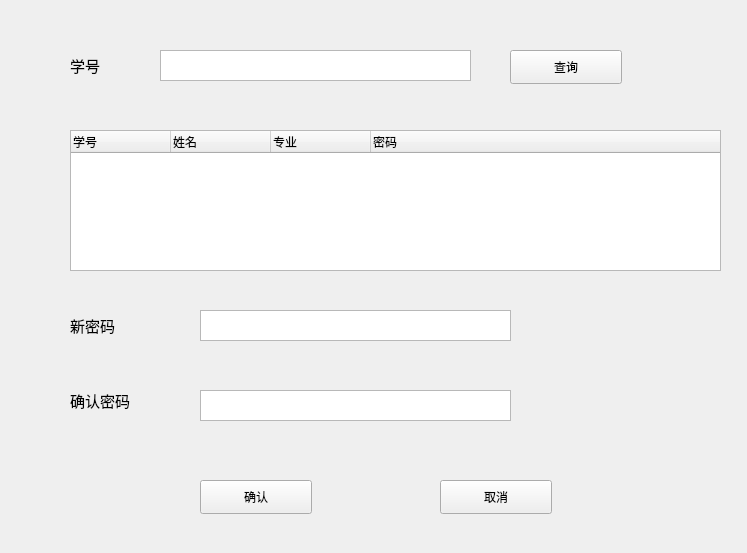
This is Library/Library/ChangePassword.ui in belowthetree/LibrarySystem as Qt 5 draws it before an edit. The edited form follows.
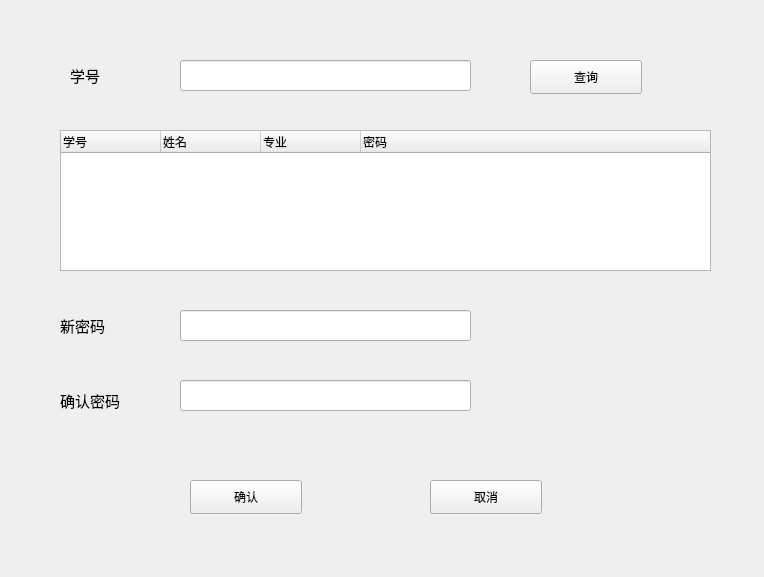
This is the edited form.

```diff
--- a/Library/Library/ChangePassword.ui
+++ b/Library/Library/ChangePassword.ui
@@ -6,18 +6,67 @@
    <rect>
     <x>0</x>
     <y>0</y>
-    <width>747</width>
-    <height>553</height>
+    <width>764</width>
+    <height>577</height>
    </rect>
   </property>
   <property name="windowTitle">
    <string>ChangePassword</string>
   </property>
+  <widget class="QLabel" name="label_2">
+   <property name="geometry">
+    <rect>
+     <x>60</x>
+     <y>310</y>
+     <width>81</width>
+     <height>31</height>
+    </rect>
+   </property>
+   <property name="font">
+    <font>
+     <pointsize>11</pointsize>
+    </font>
+   </property>
+   <property name="text">
+    <string>新密码</string>
+   </property>
+  </widget>
+  <widget class="QLabel" name="label_3">
+   <property name="geometry">
+    <rect>
+     <x>60</x>
+     <y>380</y>
+     <width>101</width>
+     <height>41</height>
+    </rect>
+   </property>
+   <property name="font">
+    <font>
+     <pointsize>11</pointsize>
+    </font>
+   </property>
+   <property name="text">
+    <string>确认密码</string>
+   </property>
+  </widget>
+  <widget class="QPushButton" name="pushButton_3">
+   <property name="geometry">
+    <rect>
+     <x>430</x>
+     <y>480</y>
+     <width>112</width>
+     <height>34</height>
+    </rect>
+   </property>
+   <property name="text">
+    <string>取消</string>
+   </property>
+  </widget>
   <widget class="QLabel" name="label">
    <property name="geometry">
     <rect>
      <x>70</x>
-     <y>50</y>
+     <y>60</y>
      <width>61</width>
      <height>31</height>
     </rect>
@@ -31,21 +80,11 @@
     <string>学号</string>
    </property>
   </widget>
-  <widget class="QTextEdit" name="textEdit">
-   <property name="geometry">
-    <rect>
-     <x>160</x>
-     <y>50</y>
-     <width>311</width>
-     <height>31</height>
-    </rect>
-   </property>
-  </widget>
   <widget class="QPushButton" name="pushButton">
    <property name="geometry">
     <rect>
-     <x>510</x>
-     <y>50</y>
+     <x>530</x>
+     <y>60</y>
      <width>112</width>
      <height>34</height>
     </rect>
@@ -57,7 +96,7 @@
   <widget class="QTreeWidget" name="treeWidget">
    <property name="geometry">
     <rect>
-     <x>70</x>
+     <x>60</x>
      <y>130</y>
      <width>651</width>
      <height>141</height>
@@ -84,66 +123,10 @@
     </property>
    </column>
   </widget>
-  <widget class="QLabel" name="label_2">
-   <property name="geometry">
-    <rect>
-     <x>70</x>
-     <y>310</y>
-     <width>81</width>
-     <height>31</height>
-    </rect>
-   </property>
-   <property name="font">
-    <font>
-     <pointsize>11</pointsize>
-    </font>
-   </property>
-   <property name="text">
-    <string>新密码</string>
-   </property>
-  </widget>
-  <widget class="QLabel" name="label_3">
-   <property name="geometry">
-    <rect>
-     <x>70</x>
-     <y>380</y>
-     <width>101</width>
-     <height>41</height>
-    </rect>
-   </property>
-   <property name="font">
-    <font>
-     <pointsize>11</pointsize>
-    </font>
-   </property>
-   <property name="text">
-    <string>确认密码</string>
-   </property>
-  </widget>
-  <widget class="QTextEdit" name="textEdit_2">
-   <property name="geometry">
-    <rect>
-     <x>200</x>
-     <y>310</y>
-     <width>311</width>
-     <height>31</height>
-    </rect>
-   </property>
-  </widget>
-  <widget class="QTextEdit" name="textEdit_3">
-   <property name="geometry">
-    <rect>
-     <x>200</x>
-     <y>390</y>
-     <width>311</width>
-     <height>31</height>
-    </rect>
-   </property>
-  </widget>
   <widget class="QPushButton" name="pushButton_2">
    <property name="geometry">
     <rect>
-     <x>200</x>
+     <x>190</x>
      <y>480</y>
      <width>112</width>
      <height>34</height>
@@ -153,20 +136,38 @@
     <string>确认</string>
    </property>
   </widget>
-  <widget class="QPushButton" name="pushButton_3">
+  <widget class="QLineEdit" name="lineEdit">
    <property name="geometry">
     <rect>
-     <x>440</x>
-     <y>480</y>
-     <width>112</width>
-     <height>34</height>
+     <x>180</x>
+     <y>60</y>
+     <width>291</width>
+     <height>31</height>
     </rect>
    </property>
-   <property name="text">
-    <string>取消</string>
+  </widget>
+  <widget class="QLineEdit" name="lineEdit_2">
+   <property name="geometry">
+    <rect>
+     <x>180</x>
+     <y>310</y>
+     <width>291</width>
+     <height>31</height>
+    </rect>
+   </property>
+  </widget>
+  <widget class="QLineEdit" name="lineEdit_3">
+   <property name="geometry">
+    <rect>
+     <x>180</x>
+     <y>380</y>
+     <width>291</width>
+     <height>31</height>
+    </rect>
    </property>
   </widget>
  </widget>
+ <layoutdefault spacing="6" margin="11"/>
  <resources/>
  <connections/>
 </ui>
```
